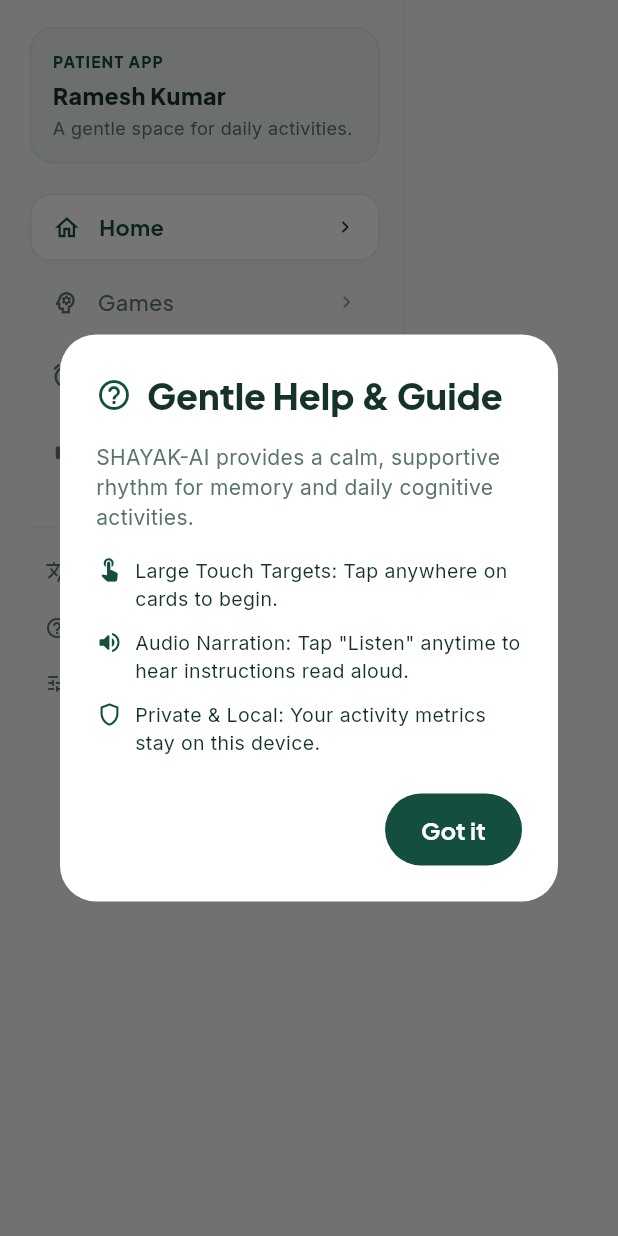
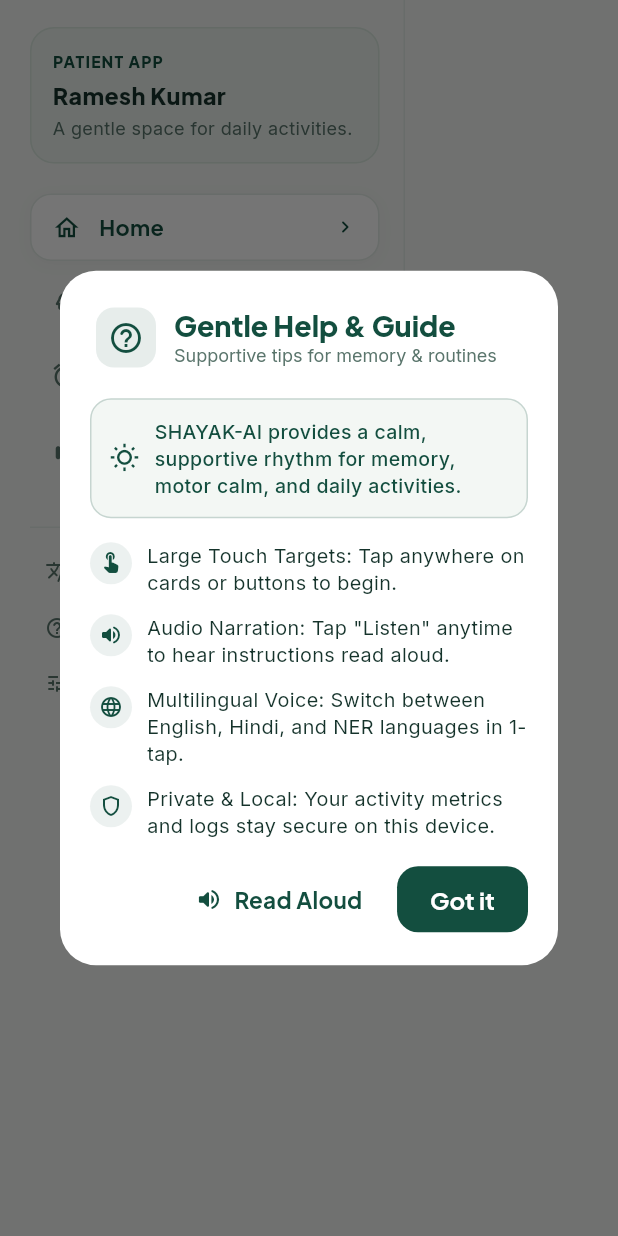
Before and after one commit to Shivansh1146/SIH-Final-Round, a Flutter app: the AppSidebar widget shown alone on an empty page, opened directly with empty values, after a tap on "Help", on a phone screen of 412 x 824 dp. Run offline on Flutter 3.47's test engine with Material 3 defaults, Android fonts, the phone set to English and light mode, and no system bars; our stand-ins replace flutter_tts, google_fonts, hive_flutter; missing offline and left inert: dart:html; accounts and stored records are empty; network calls fail.

Commit message:
feat(guide): enhance Gentle Help & Guide modal with Read Aloud narration and responsive styling

```diff
--- a/shayak_mobile/lib/widgets/app_sidebar.dart
+++ b/shayak_mobile/lib/widgets/app_sidebar.dart
@@ -236,39 +236,108 @@
   }
 
   void _showHelpDialog(BuildContext context) {
+    final currentLang = LocalizationService.instance.currentLanguage;
+
     showDialog(
       context: context,
       builder: (ctx) => AlertDialog(
         backgroundColor: Colors.white,
         shape: RoundedRectangleBorder(borderRadius: BorderRadius.circular(24)),
+        titlePadding: const EdgeInsets.fromLTRB(24, 24, 24, 12),
+        contentPadding: const EdgeInsets.symmetric(horizontal: 20, vertical: 8),
+        actionsPadding: const EdgeInsets.fromLTRB(16, 8, 20, 20),
         title: Row(
           children: [
-            const Icon(Icons.help_outline_rounded, color: AppTheme.forestGreen),
-            const SizedBox(width: 10),
-            Text('Gentle Help & Guide', style: GoogleFonts.plusJakartaSans(fontWeight: FontWeight.w800)),
+            Container(
+              padding: const EdgeInsets.all(8),
+              decoration: BoxDecoration(
+                color: AppTheme.forestGreen.withOpacity(0.1),
+                borderRadius: BorderRadius.circular(12),
+              ),
+              child: const Icon(Icons.help_outline_rounded, color: AppTheme.forestGreen, size: 24),
+            ),
+            const SizedBox(width: 12),
+            Expanded(
+              child: Column(
+                crossAxisAlignment: CrossAxisAlignment.start,
+                children: [
+                  Text(
+                    'Gentle Help & Guide',
+                    style: GoogleFonts.plusJakartaSans(
+                      fontWeight: FontWeight.w800,
+                      fontSize: 19,
+                      color: AppTheme.forestGreen,
+                    ),
+                  ),
+                  Text(
+                    'Supportive tips for memory & routines',
+                    style: GoogleFonts.inter(fontSize: 12, color: AppTheme.textSecondary),
+                  ),
                 ],
               ),
-        content: Column(
+            ),
+          ],
+        ),
+        content: SizedBox(
+          width: 440,
+          child: Column(
             mainAxisSize: MainAxisSize.min,
             crossAxisAlignment: CrossAxisAlignment.start,
             children: [
-            Text(
-              'SHAYAK-AI provides a calm, supportive rhythm for memory and daily cognitive activities.',
-              style: GoogleFonts.inter(fontSize: 14, color: AppTheme.textSecondary, height: 1.4),
+              Container(
+                padding: const EdgeInsets.all(12),
+                decoration: BoxDecoration(
+                  color: AppTheme.sageLight.withOpacity(0.5),
+                  borderRadius: BorderRadius.circular(14),
+                  border: Border.all(color: AppTheme.forestGreen.withOpacity(0.2)),
+                ),
+                child: Row(
+                  children: [
+                    const Icon(Icons.wb_sunny_outlined, color: AppTheme.forestGreen, size: 20),
+                    const SizedBox(width: 10),
+                    Expanded(
+                      child: Text(
+                        'SHAYAK-AI provides a calm, supportive rhythm for memory, motor calm, and daily activities.',
+                        style: GoogleFonts.inter(fontSize: 13, color: AppTheme.forestGreen, height: 1.35, fontWeight: FontWeight.w500),
+                      ),
+                    ),
+                  ],
+                ),
               ),
               const SizedBox(height: 16),
-            _helpRow(Icons.touch_app_rounded, 'Large Touch Targets: Tap anywhere on cards to begin.'),
-            const SizedBox(height: 10),
+              _helpRow(Icons.touch_app_rounded, 'Large Touch Targets: Tap anywhere on cards or buttons to begin.'),
+              const SizedBox(height: 12),
               _helpRow(Icons.volume_up_rounded, 'Audio Narration: Tap "Listen" anytime to hear instructions read aloud.'),
-            const SizedBox(height: 10),
-            _helpRow(Icons.shield_outlined, 'Private & Local: Your activity metrics stay on this device.'),
+              const SizedBox(height: 12),
+              _helpRow(Icons.language_rounded, 'Multilingual Voice: Switch between English, Hindi, and NER languages in 1-tap.'),
+              const SizedBox(height: 12),
+              _helpRow(Icons.shield_outlined, 'Private & Local: Your activity metrics and logs stay secure on this device.'),
             ],
           ),
+        ),
         actions: [
+          TextButton.icon(
+            onPressed: () {
+              const helpSpeech = 'Welcome to the Sahayak guide. Tap anywhere on cards to begin activities. '
+                  'Tap Listen anytime to hear instructions spoken aloud. '
+                  'You can choose English, Hindi, or North-Eastern regional languages anytime.';
+              AudioNarrationService.instance.speak(helpSpeech, language: currentLang);
+            },
+            icon: const Icon(Icons.volume_up_rounded, size: 18, color: AppTheme.forestGreen),
+            label: Text('Read Aloud', style: GoogleFonts.plusJakartaSans(color: AppTheme.forestGreen, fontWeight: FontWeight.w700)),
+          ),
           ElevatedButton(
-            onPressed: () => Navigator.pop(ctx),
-            style: ElevatedButton.styleFrom(backgroundColor: AppTheme.forestGreen),
-            child: const Text('Got it'),
+            onPressed: () {
+              AudioNarrationService.instance.stop();
+              Navigator.pop(ctx);
+            },
+            style: ElevatedButton.styleFrom(
+              backgroundColor: AppTheme.forestGreen,
+              foregroundColor: Colors.white,
+              padding: const EdgeInsets.symmetric(horizontal: 22, vertical: 12),
+              shape: RoundedRectangleBorder(borderRadius: BorderRadius.circular(14)),
+            ),
+            child: Text('Got it', style: GoogleFonts.plusJakartaSans(fontWeight: FontWeight.w700)),
           ),
         ],
       ),
@@ -279,10 +348,20 @@
     return Row(
       crossAxisAlignment: CrossAxisAlignment.start,
       children: [
-        Icon(icon, size: 18, color: AppTheme.forestGreen),
-        const SizedBox(width: 8),
+        Container(
+          padding: const EdgeInsets.all(6),
+          decoration: BoxDecoration(
+            color: AppTheme.forestGreen.withOpacity(0.08),
+            shape: BoxShape.circle,
+          ),
+          child: Icon(icon, size: 16, color: AppTheme.forestGreen),
+        ),
+        const SizedBox(width: 10),
         Expanded(
-          child: Text(text, style: GoogleFonts.inter(fontSize: 13, color: AppTheme.textPrimary)),
+          child: Text(
+            text,
+            style: GoogleFonts.inter(fontSize: 13.2, color: AppTheme.textPrimary, height: 1.35),
+          ),
         ),
       ],
     );
```
Lines whose indentation alone changed are shown as unchanged.
